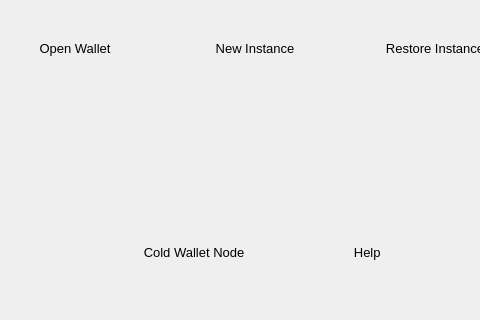
Old version of the form windows_desktop/a_initfirsttime.ui in the repository 0xkobe/mwc-wallet; both pictures show x 97 to 577 and y 243 to 563 of the 704 by 563 pixel window.
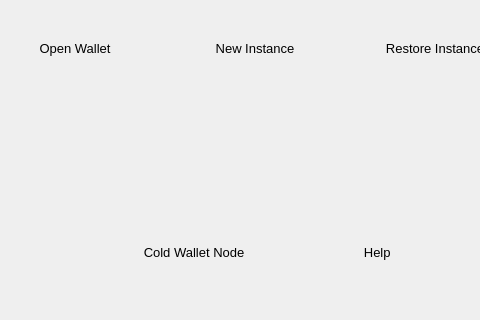
New version of the form. Icons and pictures are not drawn.

The edit to the form file:
```diff
--- a/windows_desktop/a_initfirsttime.ui
+++ b/windows_desktop/a_initfirsttime.ui
@@ -278,13 +278,13 @@
       <widget class="QToolButton" name="runOnlineNodeButton">
        <property name="minimumSize">
         <size>
-         <width>170</width>
+         <width>190</width>
          <height>40</height>
         </size>
        </property>
        <property name="maximumSize">
         <size>
-         <width>170</width>
+         <width>190</width>
          <height>40</height>
         </size>
        </property>
```
